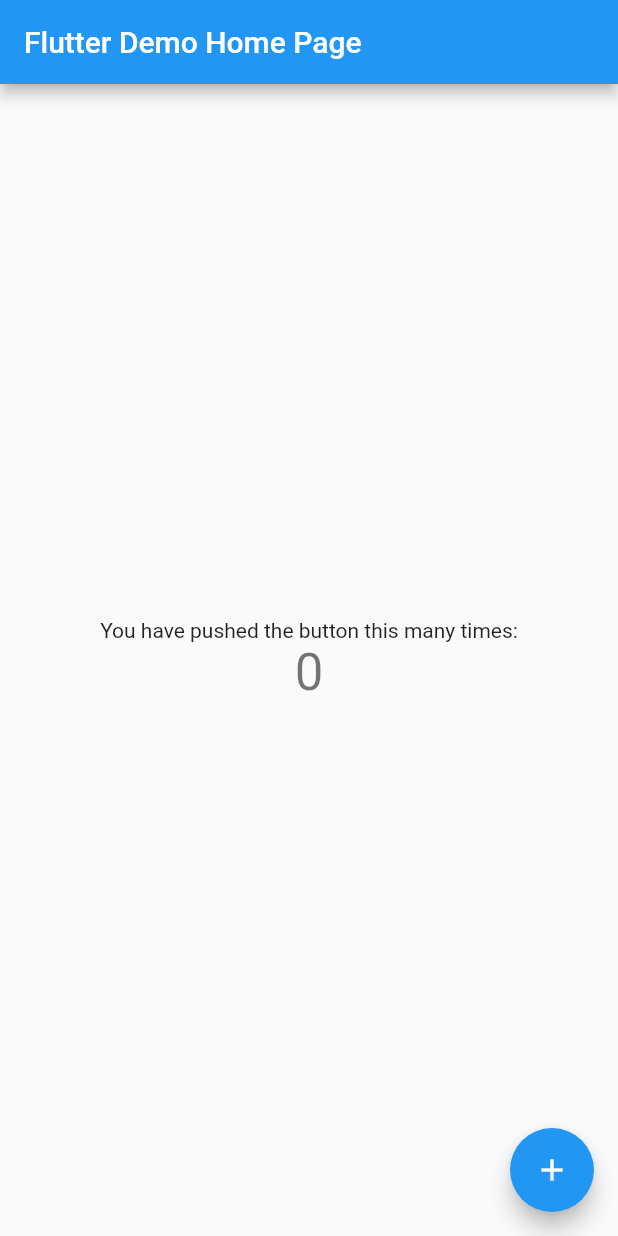
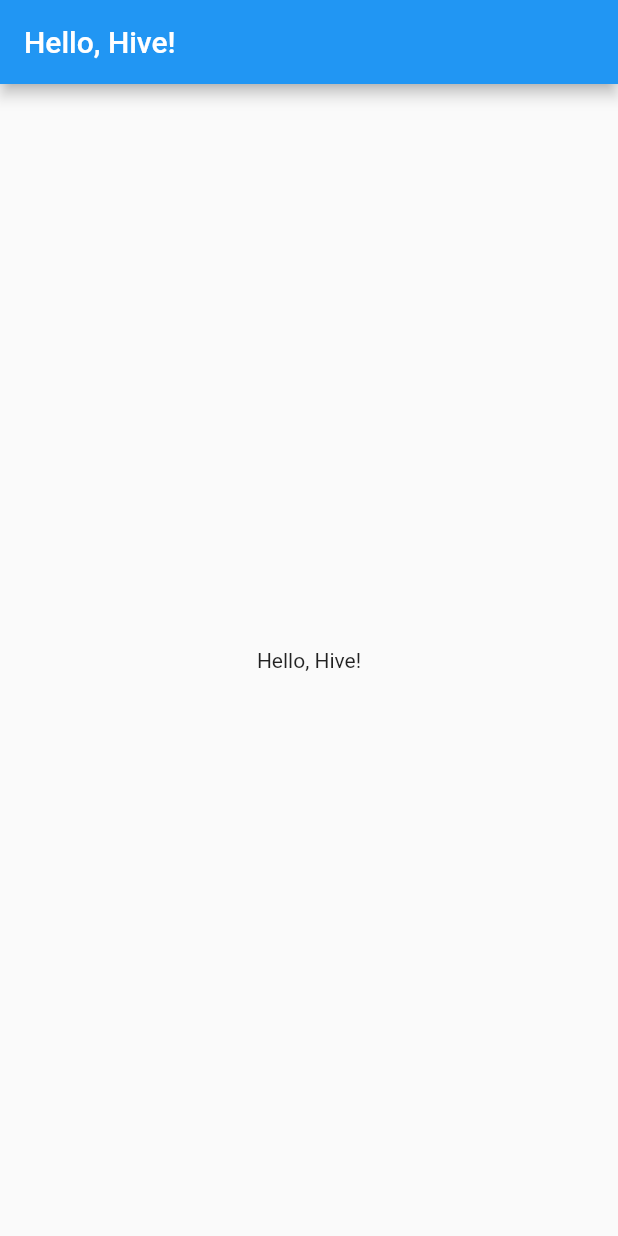
Before and after one commit to yameguun/flutter_use_hive, a Flutter app: the screen it shows after launch, on a phone screen of 412 x 824 dp. Run offline on Flutter 3.47's test engine with Material 2 defaults, Android fonts, the phone set to English and light mode, and no system bars.

Commit message:
Add page

```diff
--- a/lib/main.dart
+++ b/lib/main.dart
@@ -1,4 +1,5 @@
 import 'package:flutter/material.dart';
+import 'package:flutter_use_hive/pages/home_page.dart';
 
 void main() {
   runApp(const MyApp());
@@ -24,92 +25,7 @@ class MyApp extends StatelessWidget {
         // is not restarted.
         primarySwatch: Colors.blue,
       ),
-      home: const MyHomePage(title: 'Flutter Demo Home Page'),
+      home: const HomePage(),
     );
   }
 }
-
-class MyHomePage extends StatefulWidget {
-  const MyHomePage({Key? key, required this.title}) : super(key: key);
-
-  // This widget is the home page of your application. It is stateful, meaning
-  // that it has a State object (defined below) that contains fields that affect
-  // how it looks.
-
-  // This class is the configuration for the state. It holds the values (in this
-  // case the title) provided by the parent (in this case the App widget) and
-  // used by the build method of the State. Fields in a Widget subclass are
-  // always marked "final".
-
-  final String title;
-
-  @override
-  State<MyHomePage> createState() => _MyHomePageState();
-}
-
-class _MyHomePageState extends State<MyHomePage> {
-  int _counter = 0;
-
-  void _incrementCounter() {
-    setState(() {
-      // This call to setState tells the Flutter framework that something has
-      // changed in this State, which causes it to rerun the build method below
-      // so that the display can reflect the updated values. If we changed
-      // _counter without calling setState(), then the build method would not be
-      // called again, and so nothing would appear to happen.
-      _counter++;
-    });
-  }
-
-  @override
-  Widget build(BuildContext context) {
-    // This method is rerun every time setState is called, for instance as done
-    // by the _incrementCounter method above.
-    //
-    // The Flutter framework has been optimized to make rerunning build methods
-    // fast, so that you can just rebuild anything that needs updating rather
-    // than having to individually change instances of widgets.
-    return Scaffold(
-      appBar: AppBar(
-        // Here we take the value from the MyHomePage object that was created by
-        // the App.build method, and use it to set our appbar title.
-        title: Text(widget.title),
-      ),
-      body: Center(
-        // Center is a layout widget. It takes a single child and positions it
-        // in the middle of the parent.
-        child: Column(
-          // Column is also a layout widget. It takes a list of children and
-          // arranges them vertically. By default, it sizes itself to fit its
-          // children horizontally, and tries to be as tall as its parent.
-          //
-          // Invoke "debug painting" (press "p" in the console, choose the
-          // "Toggle Debug Paint" action from the Flutter Inspector in Android
-          // Studio, or the "Toggle Debug Paint" command in Visual Studio Code)
-          // to see the wireframe for each widget.
-          //
-          // Column has various properties to control how it sizes itself and
-          // how it positions its children. Here we use mainAxisAlignment to
-          // center the children vertically; the main axis here is the vertical
-          // axis because Columns are vertical (the cross axis would be
-          // horizontal).
-          mainAxisAlignment: MainAxisAlignment.center,
-          children: <Widget>[
-            const Text(
-              'You have pushed the button this many times:',
-            ),
-            Text(
-              '$_counter',
-              style: Theme.of(context).textTheme.headline4,
-            ),
-          ],
-        ),
-      ),
-      floatingActionButton: FloatingActionButton(
-        onPressed: _incrementCounter,
-        tooltip: 'Increment',
-        child: const Icon(Icons.add),
-      ), // This trailing comma makes auto-formatting nicer for build methods.
-    );
-  }
-}
--- /dev/null
+++ b/lib/pages/home_page.dart
@@ -0,0 +1,17 @@
+import 'package:flutter/material.dart';
+
+class HomePage extends StatelessWidget {
+  const HomePage({Key? key}) : super(key: key);
+
+  @override
+  Widget build(BuildContext context) {
+    return Scaffold(
+        appBar: AppBar(
+          title: const Text('Hello, Hive!'),
+        ),
+        body: const Center(
+          child: Text('Hello, Hive!'),
+        )
+    );
+  }
+}
```
